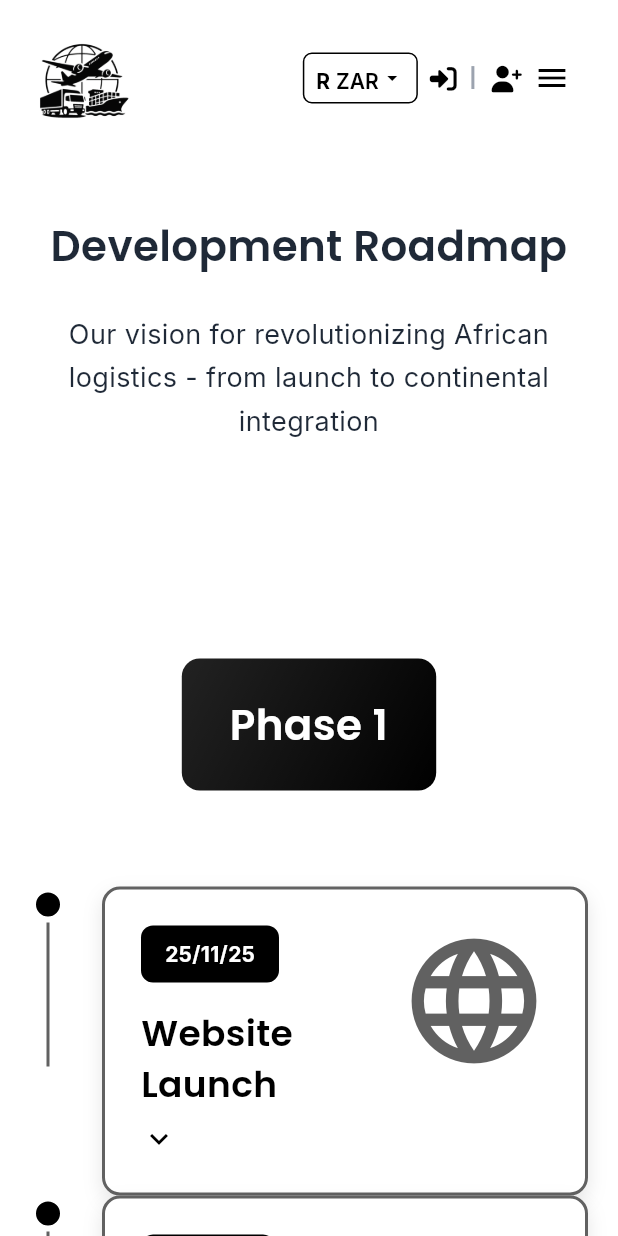
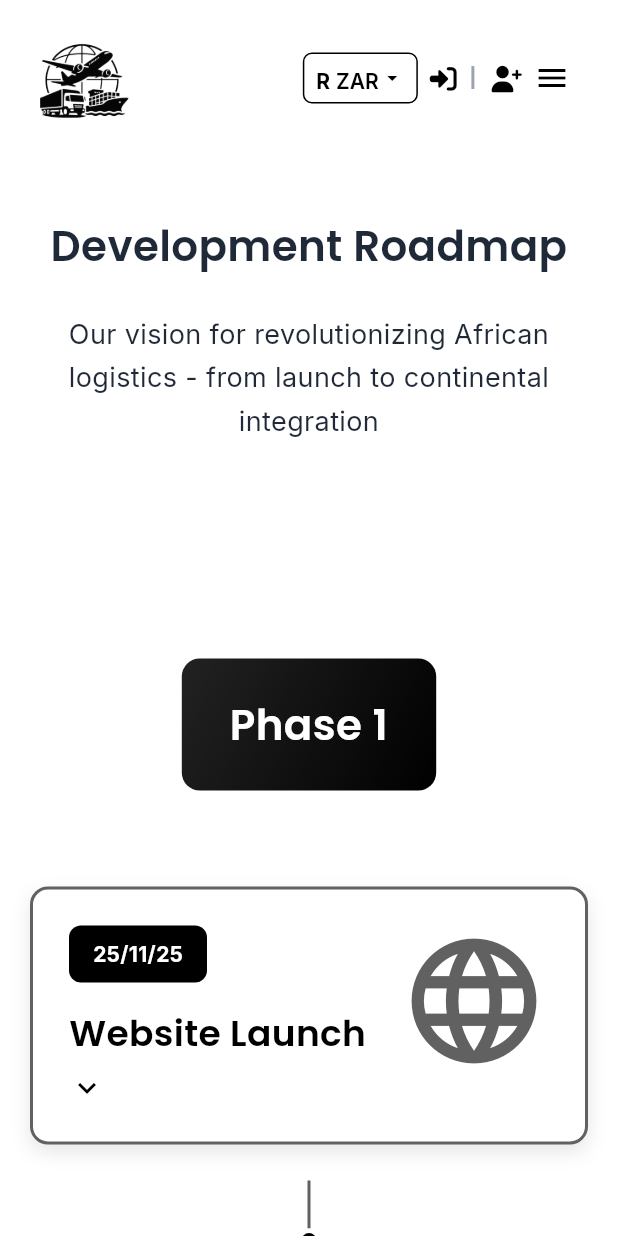
Before and after one commit to ShiftAlpha/logistechs-website, a Flutter app: the TimelinePage screen opened by its route, on a phone screen of 412 x 824 dp. Run offline on Flutter 3.47's test engine with Material 3 defaults, Android fonts, the light colour scheme and no system bars; our stand-ins replace animate_do, carousel_slider, cloud_firestore, font_awesome_flutter, google_fonts; accounts and stored records are empty.

Commit message:
Fix mobile timeline: stack cards vertically with line-dot-line connectors between them

```diff
--- a/lib/pages/timeline_page.dart
+++ b/lib/pages/timeline_page.dart
@@ -175,7 +175,7 @@ class _TimelinePageState extends State<TimelinePage> {
             ),
             const SizedBox(height: AppSpacing.xxxl),
 
-            // Milestones in single column with vertical line on left
+            // Milestones in single column with vertical line connecting them
             ...milestones.asMap().entries.map((entry) {
               final milestoneIndex = entry.key;
               final milestone = entry.value;
@@ -184,46 +184,41 @@ class _TimelinePageState extends State<TimelinePage> {
 
               return Column(
                 children: [
-                  Row(
-                    crossAxisAlignment: CrossAxisAlignment.start,
-                    children: [
-                      // Left side: vertical line and dot
-                      Column(
-                        children: [
-                          // Center dot
-                          Container(
-                            width: 24,
-                            height: 24,
-                            decoration: BoxDecoration(
-                              color: Colors.black,
-                              shape: BoxShape.circle,
-                              border: Border.all(color: Colors.white, width: 4),
-                            ),
-                          ),
-                          // Vertical line down (skip for last card in phase)
-                          if (!isLastInPhase)
-                            Container(
-                              width: 2,
-                              height: AppSpacing.xxxl * 1.5,
-                              color: Colors.grey.shade700,
-                            ),
-                        ],
-                      ),
-                      const SizedBox(width: AppSpacing.lg),
-                      // Right side: Card
-                      Expanded(
-                        child: _buildMilestoneCard(
+                  // Card (full width)
+                  _buildMilestoneCard(
                     milestone: milestone,
                     index: currentGlobalIndex,
                     delay: (phaseIndex * 4 + milestoneIndex) * 150,
                     alignment: Alignment.centerLeft,
                     isLeft: false,
                   ),
+                  // Vertical connector (line and dot) - skip for last card in phase
+                  if (!isLastInPhase) ...[
+                    const SizedBox(height: AppSpacing.lg),
+                    // Vertical line
+                    Container(
+                      width: 2,
+                      height: AppSpacing.xl,
+                      color: Colors.grey.shade700,
                     ),
+                    // Dot
+                    Container(
+                      width: 16,
+                      height: 16,
+                      decoration: BoxDecoration(
+                        color: Colors.black,
+                        shape: BoxShape.circle,
+                        border: Border.all(color: Colors.white, width: 3),
+                      ),
+                    ),
+                    // Vertical line
+                    Container(
+                      width: 2,
+                      height: AppSpacing.xl,
+                      color: Colors.grey.shade700,
+                    ),
+                    const SizedBox(height: AppSpacing.lg),
                   ],
-                  ),
-                  if (!isLastInPhase)
-                    const SizedBox(height: 0), // Line height handled by Column above
                 ],
               );
             }).toList(),
```
Lines whose indentation alone changed are shown as unchanged.
